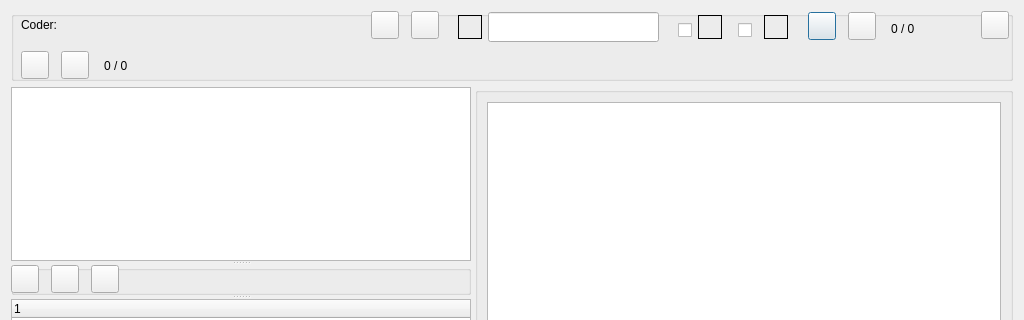
The window that GUI_UIs/ui_dialog_code_by_case.ui (ccbogel/QualCoder) describes before a commit, drawn with Qt 5; both pictures show x 0 to 1024 and y 0 to 320 of the 1024 by 695 pixel window.
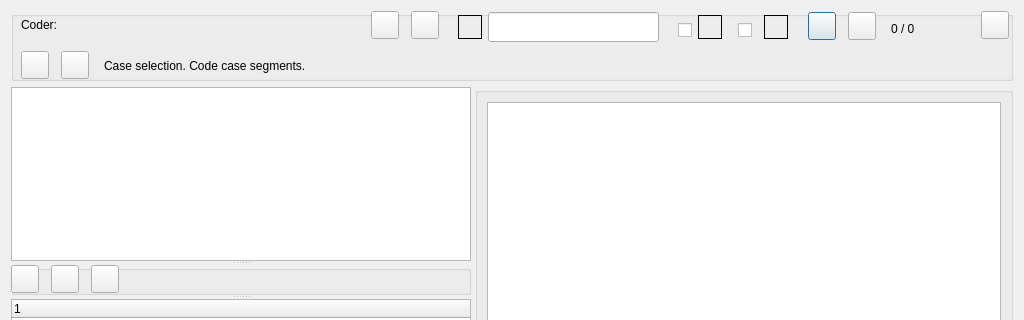
The same window after the commit.

The edit to the form file:
```diff
--- a/GUI_UIs/ui_dialog_code_by_case.ui
+++ b/GUI_UIs/ui_dialog_code_by_case.ui
@@ -296,7 +296,7 @@
        </rect>
       </property>
       <property name="text">
-       <string>0 / 0</string>
+       <string>Case selection. Code case segments.</string>
       </property>
       <property name="alignment">
        <set>Qt::AlignLeading|Qt::AlignLeft|Qt::AlignVCenter</set>
```
